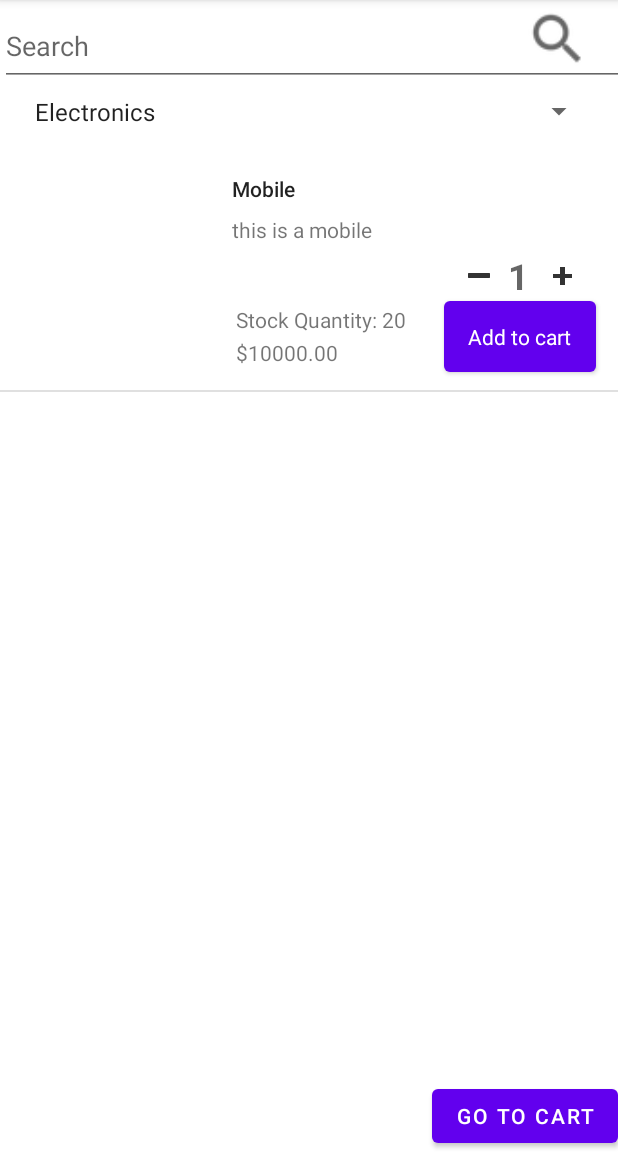
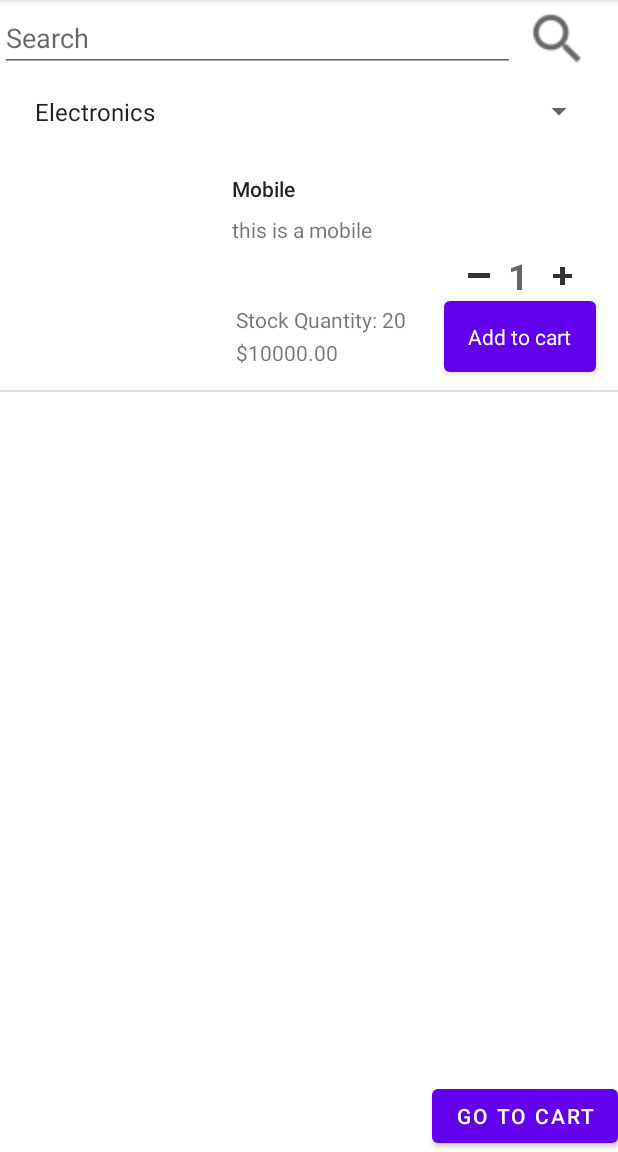
Before and after one commit to alikashlan10/Allin, an Android app: the HomeActivity screen opened directly, with no data from a screen before it, on a phone screen of 412 x 824 dp, the part 84-1236 px from its top. Run offline under Robolectric (Android 15) with nearby library versions, the phone set to English and light mode, and no system bars.

```diff
--- a/app/src/main/java/com/example/allin/HomeActivity.java
+++ b/app/src/main/java/com/example/allin/HomeActivity.java
@@ -8,8 +8,11 @@ import android.view.View;
 import android.widget.AdapterView;
 import android.widget.ArrayAdapter;
 import android.widget.Button;
+import android.widget.EditText;
+import android.widget.ImageView;
 import android.widget.ListView;
 import android.widget.Spinner;
+import android.widget.TextView;
 
 import java.util.ArrayList;
 import java.util.List;
@@ -54,7 +57,7 @@ public class HomeActivity extends AppCompatActivity {
 
         // Apply the adapter to the spinner
         catspinner.setAdapter(adapter);
-
+        catspinner.setSelection(-1);
         catspinner.setOnItemSelectedListener(new AdapterView.OnItemSelectedListener() {
             @Override
             public void onItemSelected(AdapterView<?> parentView, View selectedItemView, int position, long id) {
@@ -70,6 +73,18 @@ public class HomeActivity extends AppCompatActivity {
             }
         });
 
+        ImageView searchicon = findViewById(R.id.Searchicon);
+        EditText searchbar = findViewById(R.id.Searchbar);
+        searchicon.setOnClickListener(new View.OnClickListener() {
+            @Override
+            public void onClick(View v) {
+                String x = searchbar.getText().toString();
+                HomeAdapter filteredadapter = new HomeAdapter(HomeActivity.this,R.layout.itemdesign, system.SearchByText(x));
+                lv.setAdapter(filteredadapter);
+            }
+
+        });
+
 
     }
 }
--- a/app/src/main/res/layout/home_activity.xml
+++ b/app/src/main/res/layout/home_activity.xml
@@ -33,8 +33,8 @@
 
     <com.google.android.material.textfield.TextInputEditText
         android:id="@+id/Searchbar"
-        android:layout_width="421dp"
-        android:layout_height="53dp"
+        android:layout_width="343dp"
+        android:layout_height="44dp"
         android:layout_marginTop="4dp"
         android:hint="Search"
         app:layout_constraintStart_toStartOf="parent"
```
